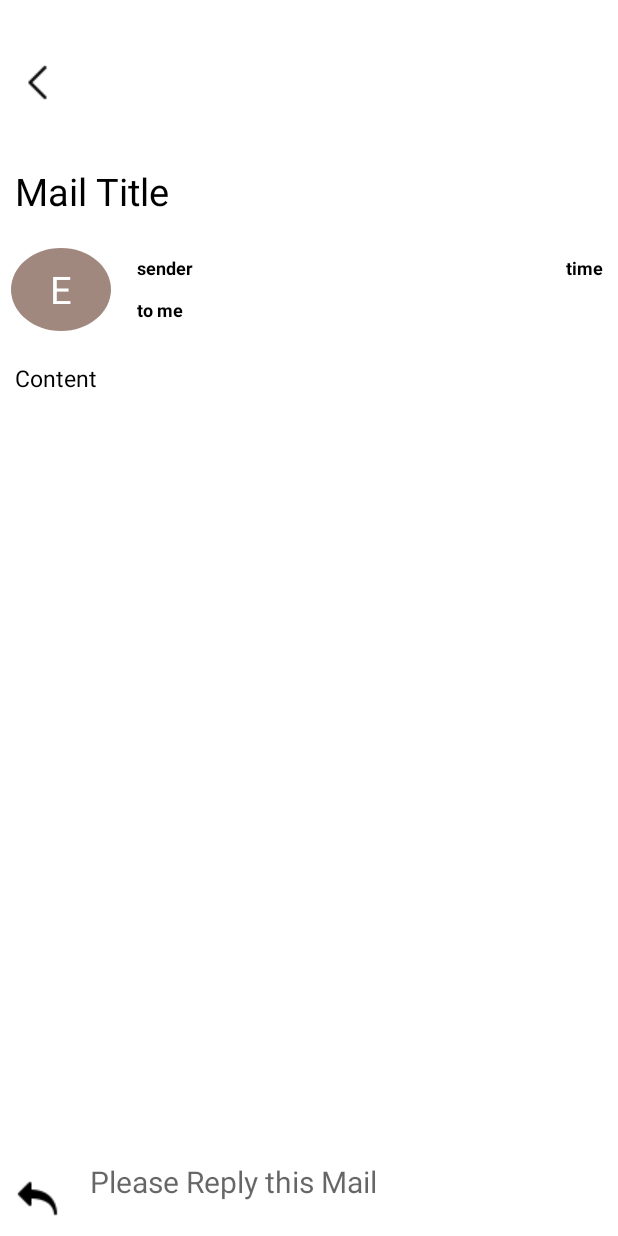
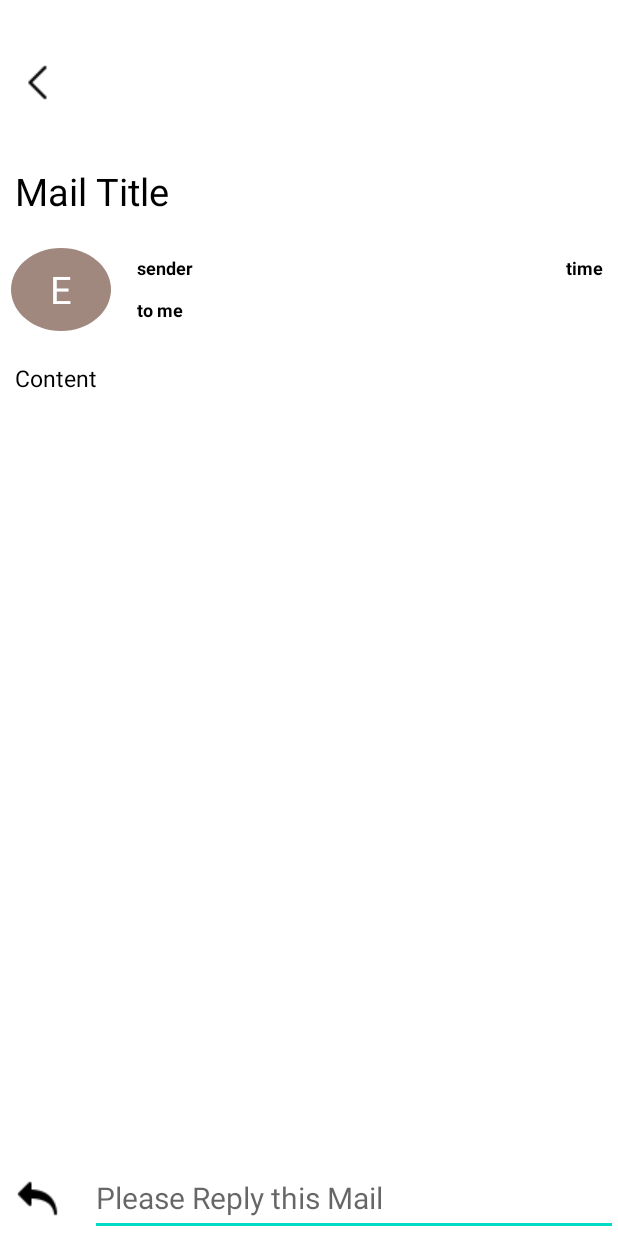
Before and after one commit to EynavP/SimpleEmail, an Android app: the Specific_mail screen opened directly, with no data from a screen before it, after a tap on an icon or button, on a phone screen of 412 x 824 dp. Run offline under Robolectric (Android 15) with nearby library versions, the phone set to English and light mode, and no system bars; 6 statements that could not run were skipped.

Commit message:
change view text to edit text

```diff
--- a/SimpleEmail/app/src/main/java/com/example/simpleemail/Specific_mail.java
+++ b/SimpleEmail/app/src/main/java/com/example/simpleemail/Specific_mail.java
@@ -4,14 +4,17 @@ import androidx.appcompat.app.AppCompatActivity;
 
 import android.os.Bundle;
 import android.widget.Button;
+import android.widget.EditText;
 import android.widget.ImageButton;
 import android.widget.ImageView;
 import android.widget.TextView;
+import android.widget.Toast;
 
 public class Specific_mail extends AppCompatActivity {
 
     Mail mail;
-    TextView mail_title,first_letter,sender_value,time_value,mail_content,TVReplay;
+    TextView mail_title,first_letter,sender_value,time_value,mail_content;
+    EditText TVReplay;
     ImageView backBtn;
     ImageButton BtnReplay;
     @Override
@@ -41,6 +44,7 @@ public class Specific_mail extends AppCompatActivity {
         BtnReplay.setOnClickListener(view->{
             if(TVReplay.getText().toString()!=null)
                 mail.addReplay(TVReplay.getText().toString());
+            Toast.makeText(this,"hello",Toast.LENGTH_LONG).show();
         });
 
 
--- a/SimpleEmail/app/src/main/res/layout/activity_specific_mail.xml
+++ b/SimpleEmail/app/src/main/res/layout/activity_specific_mail.xml
@@ -173,7 +173,7 @@
             android:background="@color/white">
         </ImageButton>
 
-        <TextView
+        <EditText
             android:id="@+id/TVReplay"
             android:layout_width="match_parent"
             android:layout_height="match_parent"
@@ -181,7 +181,7 @@
             android:layout_marginLeft="10dp"
             android:textSize="20sp">
 
-        </TextView>
+        </EditText>
 
 
 
```
